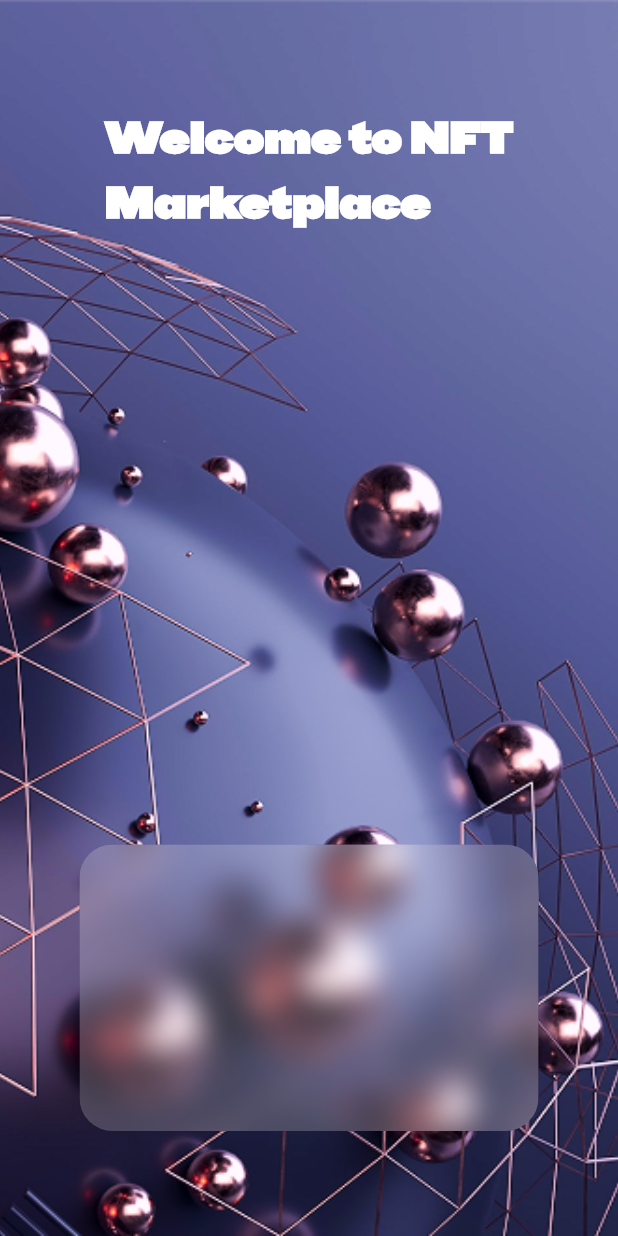
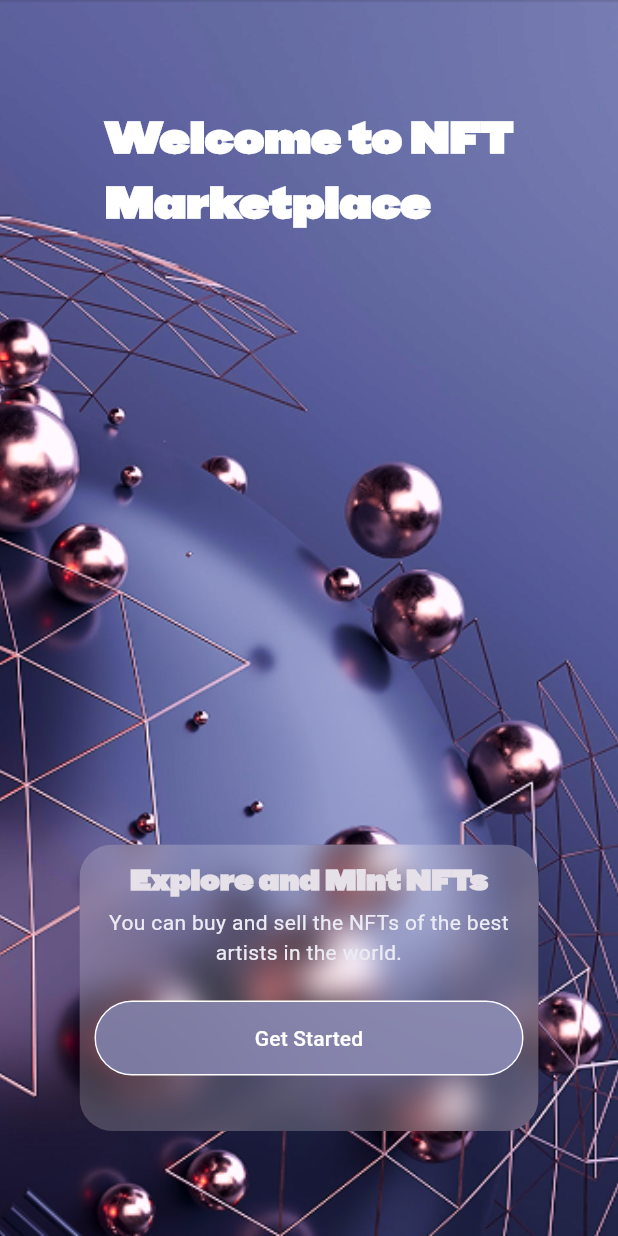
Before and after one commit to Snowden-AQ/mini_nft_marketplace, a Flutter app: the screen it shows after launch, on a phone screen of 412 x 824 dp. Run offline on Flutter 3.47's test engine with Material 3 defaults, Android fonts, the phone set to English and light mode, and no system bars.

Commit message:
design on boarding page 5

```diff
--- a/lib/app/myApp.dart
+++ b/lib/app/myApp.dart
@@ -8,6 +8,8 @@ class MyApp extends StatelessWidget {
   @override
   Widget build(BuildContext context) {
     return MaterialApp(
+      debugShowCheckedModeBanner: false,
+      theme: ThemeData.dark(),
       routes: RouteMangers.routes,
       initialRoute: RoutName.kOnBordingPage,
     );
--- a/lib/core/resourses/color_manger.dart
+++ b/lib/core/resourses/color_manger.dart
@@ -4,4 +4,6 @@ class ColorManger{
   static const Color ktistColor = Color(0xFF5C609B);
   static const Color ktist1Color=Color(0xffD3B9EB);
   static const Color kColorWhite=Color(0xffFFFFFF);
+  static const Color kColorBlack=Color(0xffebebf5);
+  static const Color kColorBlue=Color( 0xff97a9f6);
 }
--- a/lib/core/resourses/fonit_size_mangers.dart
+++ b/lib/core/resourses/fonit_size_mangers.dart
@@ -1,5 +1,6 @@
 class FontSizeManger{
   static const double fontSize36=30;
+  static const double fontSize19=19;
 
 }class FontManeger {
   static const String sfpro="Sf pro";
--- a/lib/core/resourses/route_mangers.dart
+++ b/lib/core/resourses/route_mangers.dart
@@ -2,7 +2,7 @@
 
 import 'package:flutter/material.dart';
 
-import '../../features/onBoarding/on_Boarding_Page.dart';
+import '../../features/onBoarding/screens/on_Boarding_Page.dart';
 
 class RouteMangers {
   static Map<String, WidgetBuilder> routes = {
--- a/lib/core/resourses/size_hiet_with_mangers.dart
+++ b/lib/core/resourses/size_hiet_with_mangers.dart
@@ -2,12 +2,20 @@ class HeightManger{
   static const double height10=10.0;
   static const double height25=25.0;
   static const double height70=70.0;
+  static const double height22=22.0;
+  static const double height191=191.0;
+
 
   //=========================== Width ===========================
 }class WidthManger{
+  static const double width306=306.0;
   static const double width10=10.0;
 }class spaceManger{
   static const double space10=10.0;
 }class paddingManger{
   static const double padding25=25.0;
+  static const double padding10=10.0;
 }
+class BorderRadiusManger{
+  static const double borderRadius40=40.0;
+}
--- a/lib/core/resourses/string_managers.dart
+++ b/lib/core/resourses/string_managers.dart
@@ -1,3 +1,6 @@
 class StringManger{
   static const String onBoardingTitle = "Welcome to NFT\nMarketplace";
+  static const String onBoardingSubTitle = "Explore and Mint NFTs";
+  static const String onBoardingSubTitle2 = "You can buy and sell the NFTs of the best artists in the world.";
+  static const String onBoardingButton = "Get Started";
 }
--- a/lib/features/onBoarding/on_Boarding_Page.dart
+++ /dev/null
@@ -1,55 +0,0 @@
-import 'dart:ui';
-
-import 'package:flutter/cupertino.dart';
-import 'package:flutter/material.dart' show Alignment, AssetImage, BoxDecoration, BuildContext, Column, Container, EdgeInsets, FontWeight, Image, LinearGradient, SafeArea, Scaffold, Stack, StatelessWidget, Text, TextAlign, TextStyle, Widget, BoxFit, SizedBox, MainAxisAlignment, CrossAxisAlignment, Colors;
-
-import '../../core/resourses/asset_mangaer.dart';
-import '../../core/resourses/color_manger.dart';
-import '../../core/resourses/fonit_size_mangers.dart';
-import '../../core/resourses/size_hiet_with_mangers.dart';
-import '../../core/resourses/string_managers.dart';
-
-class OnBoardingPage extends StatelessWidget {
-  const OnBoardingPage({super.key});
-
-  @override
-  Widget build(BuildContext context) {
-    return Scaffold(
-      body: SafeArea(child:
-      Stack(
-          children: [
-           Image(
-             width: double.infinity,
-             height: double.infinity,
-               fit: BoxFit.cover,
-               image: AssetImage(AssetManger.onBoardingBackground)),
-            Container(
-              width: double.infinity,
-              child: Column(
-
-                children: [
-                  SizedBox(height: HeightManger.height70,),
-                  Text(StringManger.onBoardingTitle, textAlign: TextAlign.start,style: TextStyle( fontFamily: FontManeger.sfpro,color: ColorManger.kColorWhite,fontSize: FontSizeManger.fontSize36,fontWeight: FontWeight.bold),),
-                  Spacer(),
-                  ClipRRect(
-                    borderRadius: BorderRadius.circular(22),
-                    child: BackdropFilter(
-                      filter:ImageFilter.blur(sigmaX: 10,sigmaY: 10),
-                      child:Container(height: 191,width: 306,color:ColorManger.kColorWhite.withValues(alpha: 0.2),
-
-                      ),
-                    ),
-                  ),
-                  SizedBox(height: HeightManger.height70,),
-
-                ],
-              ),
-            ),
-
-          ],
-        ),
-      ),
-      );
-
-  }
-}
--- /dev/null
+++ b/lib/features/onBoarding/screens/on_Boarding_Page.dart
@@ -0,0 +1,32 @@
+import 'dart:ui';
+
+import 'package:flutter/cupertino.dart';
+import 'package:flutter/material.dart' show Alignment, AssetImage, BoxDecoration, BuildContext, Column, Container, EdgeInsets, FontWeight, Image, LinearGradient, SafeArea, Scaffold, Stack, StatelessWidget, Text, TextAlign, TextStyle, Widget, BoxFit, SizedBox, MainAxisAlignment, CrossAxisAlignment, Colors, MaterialButton;
+
+
+
+
+
+
+import '../widgets/custom_componenet_on_bording_page.dart';
+import '../widgets/custom_image_backgriong_on_bording.dart';
+
+class OnBoardingPage extends StatelessWidget {
+  const OnBoardingPage({super.key});
+
+  @override
+  Widget build(BuildContext context) {
+    return Scaffold(
+      body: SafeArea(child:
+      Stack(
+          children: [
+           CustomImageBackgriongOnBording(),
+           CustomComponenetOnBordingPage(),
+
+          ],
+        ),
+      ),
+      );
+
+  }
+}
--- /dev/null
+++ b/lib/features/onBoarding/widgets/custom_card_on_bording_page.dart
@@ -0,0 +1,55 @@
+import 'dart:ui';
+
+import 'package:flutter/material.dart';
+import 'package:mini_nft_marktpiace/core/resourses/string_managers.dart';
+
+import '../../../core/resourses/color_manger.dart';
+import '../../../core/resourses/fonit_size_mangers.dart';
+import '../../../core/resourses/size_hiet_with_mangers.dart';
+
+class CustomCardOnBordingPage extends StatelessWidget {
+  const CustomCardOnBordingPage({super.key});
+
+  @override
+  Widget build(BuildContext context) {
+    return  ClipRRect(
+      borderRadius: BorderRadius.circular(HeightManger.height22),
+      child: BackdropFilter(
+        filter:ImageFilter.blur(sigmaX: 10,sigmaY: 10),
+        child:Container(
+          padding: const EdgeInsets.all(paddingManger.padding10),
+          alignment: Alignment.center,
+          height: HeightManger.height191,width: WidthManger.width306 ,color:ColorManger.kColorWhite.withValues(alpha: 0.2),
+          child: Column(
+            children: [
+              const Text( StringManger.onBoardingSubTitle,style: TextStyle(fontSize: FontSizeManger.fontSize19,fontFamily: FontManeger.sfpro,fontWeight: FontWeight.bold),),
+              const SizedBox(height: 5,),
+              const Text(StringManger.onBoardingSubTitle2,textAlign: TextAlign.center,style: TextStyle(color: ColorManger.kColorBlack),),
+              const SizedBox(height: HeightManger.height22 ,),
+              Container(
+                width: double.infinity,
+                decoration: BoxDecoration(
+                  color:  ColorManger.kColorBlue,
+                  borderRadius: BorderRadius.circular( BorderRadiusManger.borderRadius40),
+                  border: Border.all(color: Colors.white,),
+                ),
+                child: ClipRRect(
+                  borderRadius: BorderRadius.circular( BorderRadiusManger.borderRadius40),
+                  child: BackdropFilter(
+                    filter:ImageFilter.blur(sigmaX: 100,sigmaY: 100),
+                    child: MaterialButton(onPressed: (){},
+                      child: const Text(StringManger.onBoardingButton),
+                    ),
+                  ),
+                ),
+              )
+
+
+            ],
+          ),
+
+        ),
+      ),
+    );
+  }
+}
--- /dev/null
+++ b/lib/features/onBoarding/widgets/custom_componenet_on_bording_page.dart
@@ -0,0 +1,34 @@
+import 'dart:ui';
+
+import 'package:flutter/material.dart';
+
+import '../../../core/resourses/color_manger.dart';
+import '../../../core/resourses/fonit_size_mangers.dart';
+import '../../../core/resourses/size_hiet_with_mangers.dart';
+import '../../../core/resourses/string_managers.dart';
+import 'custom_card_on_bording_page.dart';
+
+class CustomComponenetOnBordingPage extends StatelessWidget {
+  const CustomComponenetOnBordingPage({super.key});
+
+  @override
+  Widget build(BuildContext context) {
+    return Container(
+      width: double.infinity,
+      child: Column(
+
+        children: [
+          const SizedBox(height: HeightManger.height70,),
+          const Text(StringManger.onBoardingTitle, textAlign: TextAlign.start,style: TextStyle( fontFamily: FontManeger.sfpro,color: ColorManger.kColorWhite,fontSize: FontSizeManger.fontSize36,fontWeight: FontWeight.bold),),
+          const Spacer(),
+         CustomCardOnBordingPage(),
+          const SizedBox(height: HeightManger.height70,),
+
+        ],
+      ),
+    );
+
+
+
+  }
+}
--- /dev/null
+++ b/lib/features/onBoarding/widgets/custom_image_backgriong_on_bording.dart
@@ -0,0 +1,17 @@
+import 'package:flutter/material.dart';
+
+import '../../../core/resourses/asset_mangaer.dart';
+
+class CustomImageBackgriongOnBording extends StatelessWidget {
+  const CustomImageBackgriongOnBording({super.key});
+
+  @override
+  Widget build(BuildContext context) {
+    return const Image(
+        width: double.infinity,
+        height: double.infinity,
+        fit: BoxFit.cover,
+        image: AssetImage(AssetManger.onBoardingBackground));
+
+  }
+}
```
